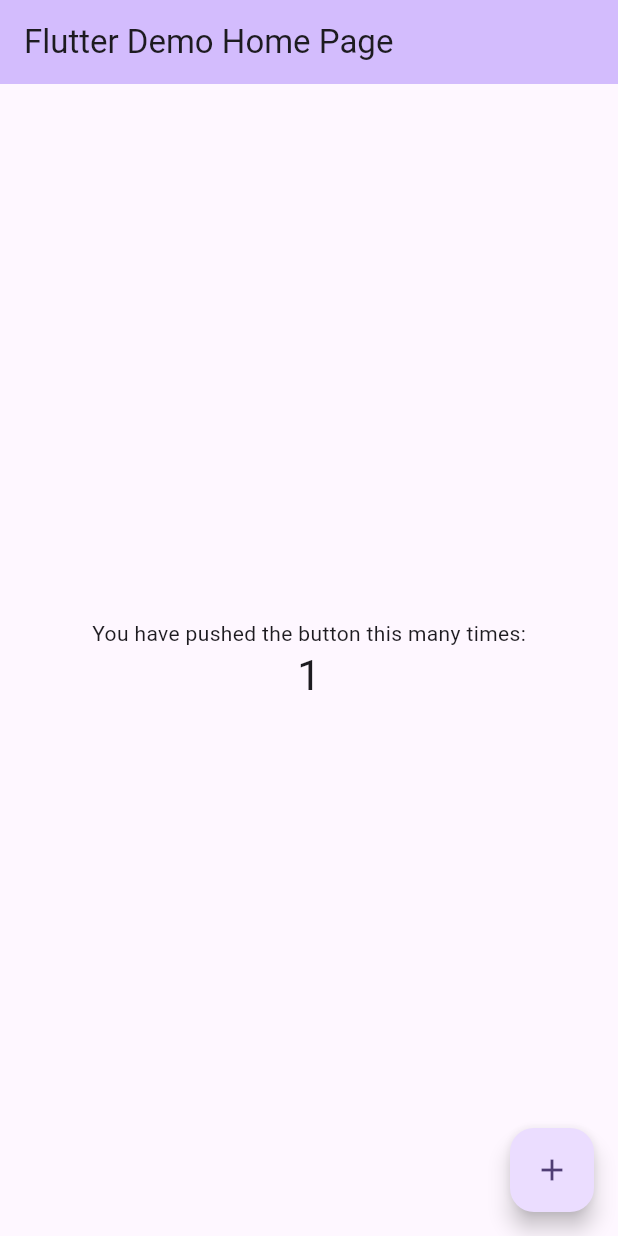
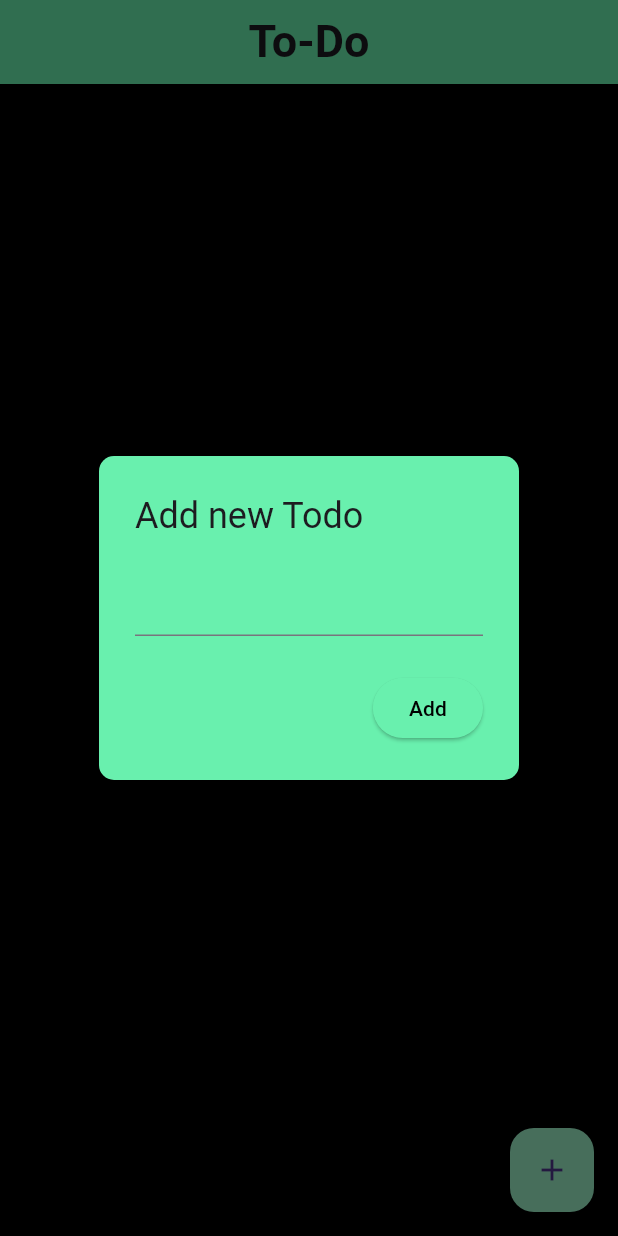
Before and after one commit to TullioTambone/ToDoApp_Flutter, a Flutter app: the screen it shows after launch, after a tap on the "add" icon, on a phone screen of 412 x 824 dp. Run offline on Flutter 3.47's test engine with Material 3 defaults, Android fonts, the phone set to English and light mode, and no system bars.

Commit message:
add/edit todo

```diff
--- a/lib/main.dart
+++ b/lib/main.dart
@@ -1,125 +1,150 @@
+// ignore_for_file: prefer_const_constructors, prefer_final_fields, library_private_types_in_public_api, use_key_in_widget_constructors
 import 'package:flutter/material.dart';
 
 void main() {
-  runApp(const MyApp());
+  runApp(MyApp());
 }
 
 class MyApp extends StatelessWidget {
-  const MyApp({super.key});
-
-  // This widget is the root of your application.
   @override
   Widget build(BuildContext context) {
     return MaterialApp(
-      title: 'Flutter Demo',
+      debugShowCheckedModeBanner: false,
+      home: TodoListScreen(),
       theme: ThemeData(
-        // This is the theme of your application.
-        //
-        // TRY THIS: Try running your application with "flutter run". You'll see
-        // the application has a purple toolbar. Then, without quitting the app,
-        // try changing the seedColor in the colorScheme below to Colors.green
-        // and then invoke "hot reload" (save your changes or press the "hot
-        // reload" button in a Flutter-supported IDE, or press "r" if you used
-        // the command line to start the app).
-        //
-        // Notice that the counter didn't reset back to zero; the application
-        // state is not lost during the reload. To reset the state, use hot
-        // restart instead.
-        //
-        // This works for code too, not just values: Most code changes can be
-        // tested with just a hot reload.
-        colorScheme: ColorScheme.fromSeed(seedColor: Colors.deepPurple),
-        useMaterial3: true,
+        scaffoldBackgroundColor: Colors.black,
       ),
-      home: const MyHomePage(title: 'Flutter Demo Home Page'),
     );
   }
 }
 
-class MyHomePage extends StatefulWidget {
-  const MyHomePage({super.key, required this.title});
-
-  // This widget is the home page of your application. It is stateful, meaning
-  // that it has a State object (defined below) that contains fields that affect
-  // how it looks.
-
-  // This class is the configuration for the state. It holds the values (in this
-  // case the title) provided by the parent (in this case the App widget) and
-  // used by the build method of the State. Fields in a Widget subclass are
-  // always marked "final".
-
-  final String title;
-
+class TodoListScreen extends StatefulWidget {
   @override
-  State<MyHomePage> createState() => _MyHomePageState();
+  _TodoListScreenState createState() => _TodoListScreenState();
 }
 
-class _MyHomePageState extends State<MyHomePage> {
-  int _counter = 0;
+class _TodoListScreenState extends State<TodoListScreen> {
+  List<String> _todos = [];
 
-  void _incrementCounter() {
-    setState(() {
-      // This call to setState tells the Flutter framework that something has
-      // changed in this State, which causes it to rerun the build method below
-      // so that the display can reflect the updated values. If we changed
-      // _counter without calling setState(), then the build method would not be
-      // called again, and so nothing would appear to happen.
-      _counter++;
-    });
+  void _addTodo() {
+    showDialog(
+      context: context,
+      builder: (BuildContext context) {
+        String newTodo = "";
+        return AlertDialog(
+          title: Text("Add new Todo"),
+          backgroundColor: Colors.greenAccent,
+          shape: RoundedRectangleBorder(borderRadius: BorderRadius.circular(10)),
+          content: TextField(
+            onChanged: (value) {
+              newTodo = value;
+            },
+          ),
+          actions: [
+            ElevatedButton(
+              style: ElevatedButton.styleFrom(
+                backgroundColor: Colors.greenAccent,
+              ),
+              onPressed: () {
+                setState(() {
+                  if (newTodo.isNotEmpty) {
+                    _todos.add(newTodo);
+                  }
+                  Navigator.pop(context);
+                });
+              },
+              child: Text(
+                "Add",
+                style: TextStyle(color: Colors.black),
+                ),
+            ),
+          ],
+        );
+      },
+    );
+  }
+
+  void _editTodo(int index) {
+    showDialog(
+      context: context,
+      builder: (BuildContext context) {
+        String editedTodo = _todos[index];
+        return AlertDialog(
+          title: Text("Edit Todo"),
+          backgroundColor: Colors.greenAccent,
+          shape: RoundedRectangleBorder(borderRadius: BorderRadius.circular(10)),
+          content: TextField(
+            controller: TextEditingController(text: editedTodo),
+            onChanged: (value) {
+              editedTodo = value;
+            },
+          ),
+          actions: [
+            ElevatedButton(
+              style: ElevatedButton.styleFrom(
+                backgroundColor: Colors.greenAccent,
+              ),
+              onPressed: () {
+                setState(() {
+                  _todos[index] = editedTodo;
+                  Navigator.pop(context);
+                });
+              },
+              child: Text(
+                "Save Changes",
+                style: TextStyle(color: Colors.black),
+              ),
+            ),
+          ],
+        );
+      },
+    );
   }
 
   @override
   Widget build(BuildContext context) {
-    // This method is rerun every time setState is called, for instance as done
-    // by the _incrementCounter method above.
-    //
-    // The Flutter framework has been optimized to make rerunning build methods
-    // fast, so that you can just rebuild anything that needs updating rather
-    // than having to individually change instances of widgets.
     return Scaffold(
       appBar: AppBar(
-        // TRY THIS: Try changing the color here to a specific color (to
-        // Colors.amber, perhaps?) and trigger a hot reload to see the AppBar
-        // change color while the other colors stay the same.
-        backgroundColor: Theme.of(context).colorScheme.inversePrimary,
-        // Here we take the value from the MyHomePage object that was created by
-        // the App.build method, and use it to set our appbar title.
-        title: Text(widget.title),
+        title: Text(
+          "To-Do",
+          style: TextStyle(
+            fontSize: 30,
+            fontWeight: FontWeight.bold,
+          ),
+        ),
+        backgroundColor: Colors.greenAccent,
+        centerTitle: true,
       ),
-      body: Center(
-        // Center is a layout widget. It takes a single child and positions it
-        // in the middle of the parent.
-        child: Column(
-          // Column is also a layout widget. It takes a list of children and
-          // arranges them vertically. By default, it sizes itself to fit its
-          // children horizontally, and tries to be as tall as its parent.
-          //
-          // Column has various properties to control how it sizes itself and
-          // how it positions its children. Here we use mainAxisAlignment to
-          // center the children vertically; the main axis here is the vertical
-          // axis because Columns are vertical (the cross axis would be
-          // horizontal).
-          //
-          // TRY THIS: Invoke "debug painting" (choose the "Toggle Debug Paint"
-          // action in the IDE, or press "p" in the console), to see the
-          // wireframe for each widget.
-          mainAxisAlignment: MainAxisAlignment.center,
-          children: <Widget>[
-            const Text(
-              'You have pushed the button this many times:',
+      body: ListView.builder(
+        itemCount: _todos.length,
+        itemBuilder: (context, index) {
+          return Card(
+            elevation: 4,
+            margin: EdgeInsets.symmetric(vertical: 8, horizontal: 16),
+            color: Colors.greenAccent,
+            child: ListTile(
+              title: Text(
+                _todos[index],
+                style: TextStyle(fontSize: 16),
+              ),
+              onTap: (){_editTodo(index);},
+              trailing: IconButton(
+                icon: Icon(Icons.delete,),
+                onPressed: () {
+                  setState(() {
+                    _todos.removeAt(index);
+                  });
+                },
+              ),
             ),
-            Text(
-              '$_counter',
-              style: Theme.of(context).textTheme.headlineMedium,
-            ),
-          ],
-        ),
+          );
+        },
       ),
       floatingActionButton: FloatingActionButton(
-        onPressed: _incrementCounter,
-        tooltip: 'Increment',
-        child: const Icon(Icons.add),
-      ), // This trailing comma makes auto-formatting nicer for build methods.
+        onPressed: _addTodo,
+        backgroundColor: const Color.fromARGB(255, 155, 239, 199),
+        child: Icon(Icons.add),
+      ),
     );
   }
 }
```
